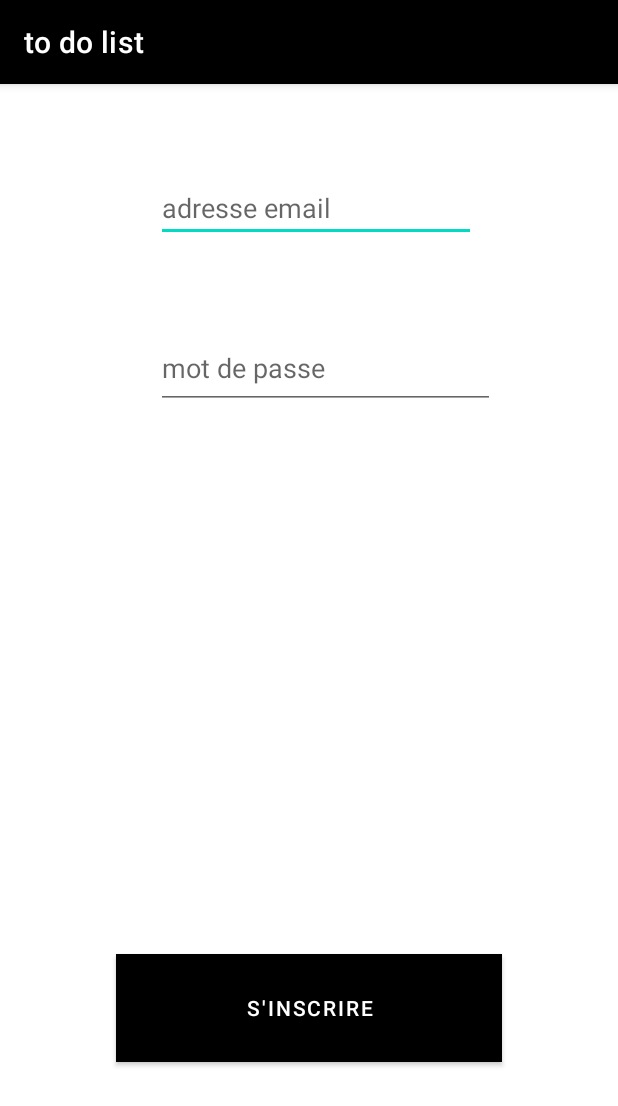
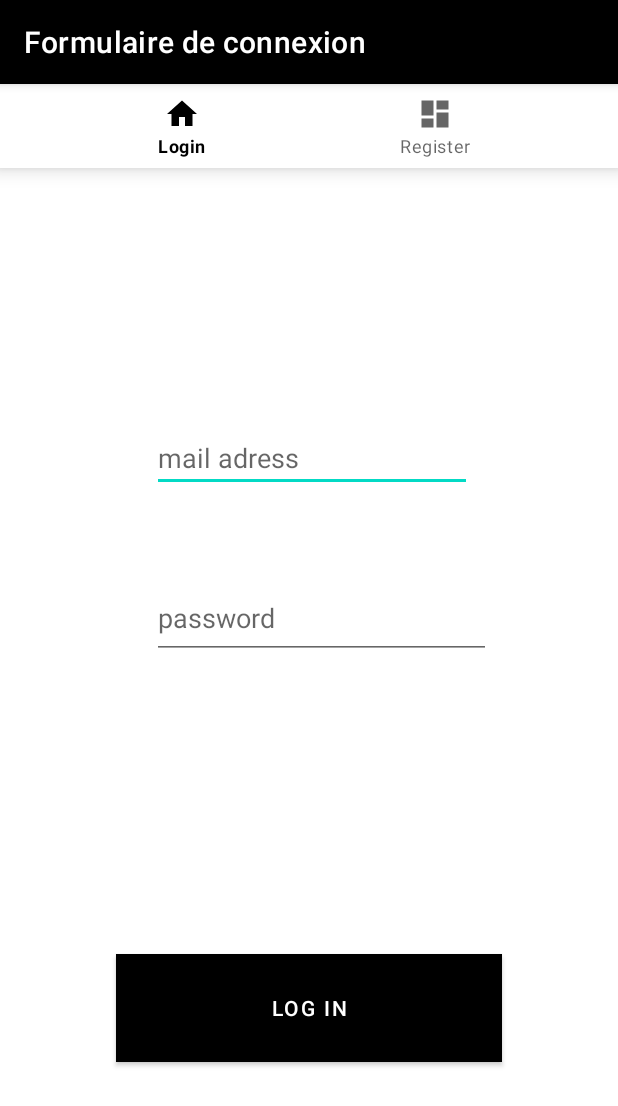
Before and after one commit to BertaudNathan/Android-ToDoList, an Android app: the screen it shows after launch (RegisterActivity before the commit, LoginRegisterActivity after it), on a phone screen of 412 x 824 dp. Shown: the top 1106 px of the screen. Run offline under Robolectric (Android 15) with nearby library versions, the phone set to English and light mode, and no system bars; our stand-ins replace navigation-ui.

Commit message:
register and login working

```diff
--- /dev/null
+++ b/app/src/main/java/com/example/todolist/LoginRegisterActivity.java
@@ -0,0 +1,38 @@
+package com.example.todolist;
+
+import android.os.Bundle;
+import android.widget.Toast;
+
+import androidx.appcompat.app.AppCompatActivity;
+import androidx.navigation.NavController;
+import androidx.navigation.Navigation;
+import androidx.navigation.ui.AppBarConfiguration;
+import androidx.navigation.ui.NavigationUI;
+
+import com.devmobile.todolistBertaudLeroi.R;
+import com.devmobile.todolistBertaudLeroi.databinding.ActivityLoginRegisterBinding;
+import com.google.android.material.bottomnavigation.BottomNavigationView;
+
+
+public class LoginRegisterActivity extends AppCompatActivity {
+    private ActivityLoginRegisterBinding binding;
+    @Override
+    protected void onCreate(Bundle savedInstanceState) {
+        super.onCreate(savedInstanceState);
+        binding = ActivityLoginRegisterBinding.inflate(getLayoutInflater());
+        setContentView(binding.getRoot());
+
+
+        BottomNavigationView navView = findViewById(R.id.nav_view_logReg);
+        // Passing each menu ID as a set of Ids because each
+        // menu should be considered as top level destinations.
+        AppBarConfiguration appBarConfiguration = new AppBarConfiguration.Builder(
+                R.id.navigation_login, R.id.navigation_register)
+                .build();
+        NavController navController = Navigation.findNavController(this, R.id.nav_host_fragment_activity_logReg);
+        NavigationUI.setupActionBarWithNavController(this, navController, appBarConfiguration);
+        NavigationUI.setupWithNavController(binding.navViewLogReg, navController);
+
+        Toast.makeText(this,"ta gueule", Toast.LENGTH_LONG).show();
+    }
+}
--- a/app/src/main/java/com/example/todolist/RegisterActivity.java
+++ /dev/null
@@ -1,37 +0,0 @@
-package com.example.todolist;
-
-import android.os.Bundle;
-import android.view.View;
-import android.widget.TextView;
-
-import androidx.activity.EdgeToEdge;
-import androidx.appcompat.app.AppCompatActivity;
-import androidx.core.graphics.Insets;
-import androidx.core.view.ViewCompat;
-import androidx.core.view.WindowInsetsCompat;
-
-import com.devmobile.todolistBertaudLeroi.R;
-import com.example.todolist.services.FirebaseService;
-
-public class RegisterActivity extends AppCompatActivity {
-
-    @Override
-    protected void onCreate(Bundle savedInstanceState) {
-        super.onCreate(savedInstanceState);
-        EdgeToEdge.enable(this);
-        setContentView(R.layout.activity_register);
-        ViewCompat.setOnApplyWindowInsetsListener(findViewById(R.id.main), (v, insets) -> {
-            Insets systemBars = insets.getInsets(WindowInsetsCompat.Type.systemBars());
-            v.setPadding(systemBars.left, systemBars.top, systemBars.right, systemBars.bottom);
-            return insets;
-        });
-    }
-
-
-    public void Register_Click(View view) {
-        FirebaseService fbs = new FirebaseService();
-        TextView email =  (TextView)findViewById(R.id.editTextTextEmailAddress);
-        TextView pwd =  (TextView)findViewById(R.id.editTextTextPassword);
-        fbs.createUser((String) email.getText(), (String) pwd.getText());
-    }
-}
--- /dev/null
+++ b/app/src/main/java/com/example/todolist/ui/LogReg/LogInFragment.java
@@ -0,0 +1,62 @@
+package com.example.todolist.ui.LogReg;
+
+import android.content.Intent;
+import android.os.Bundle;
+
+import androidx.fragment.app.Fragment;
+
+import android.util.Log;
+import android.view.LayoutInflater;
+import android.view.View;
+import android.view.ViewGroup;
+import android.widget.TextView;
+import android.widget.Toast;
+
+import com.devmobile.todolistBertaudLeroi.R;
+import com.example.todolist.MainActivity;
+import com.example.todolist.services.FirebaseService;
+import com.devmobile.todolistBertaudLeroi.databinding.FragmentLoginBinding;
+
+public class LogInFragment extends Fragment {
+    private FragmentLoginBinding binding;
+
+    @Override
+    public void onCreate(Bundle savedInstanceState) {
+        super.onCreate(savedInstanceState);
+
+    }
+
+    @Override
+    public View onCreateView(LayoutInflater inflater, ViewGroup container,
+                             Bundle savedInstanceState) {
+        // Utilisez uniquement le binding pour gérer la vue
+        binding = FragmentLoginBinding.inflate(inflater, container, false);
+
+        // Configurer le gestionnaire d'événements pour le bouton
+        binding.buttonLogin.setOnClickListener(this::LogIn_Click);
+
+        return binding.getRoot(); // Retourner la vue du binding
+    }
+
+    public void LogIn_Click(View view){
+        Log.d("ezdzfzfz", "LogIn_Click: erzefzefezzef");
+        FirebaseService fbs = new FirebaseService(this.getContext());
+        TextView email =  binding.editTextTextEmailAddress;
+        TextView pwd =  binding.editTextTextPassword;
+        if (email.getText().toString().isEmpty() || pwd.getText().toString().isEmpty()){
+            return ;
+        }
+        if (fbs.tryLogIn( email.getText().toString(),  pwd.getText().toString())){
+            Intent intent = new Intent(this.getContext(), MainActivity.class);
+            intent.addFlags(Intent.FLAG_ACTIVITY_NEW_TASK | Intent.FLAG_ACTIVITY_CLEAR_TASK);
+            startActivity(intent);
+        }
+        else{
+            Toast.makeText(this.getContext(), "Erreur de connexion", Toast.LENGTH_SHORT).show();
+        }
+    }
+
+    public void Register_Click(View view) {
+
+    }
+}
--- /dev/null
+++ b/app/src/main/res/layout/activity_login_register.xml
@@ -0,0 +1,33 @@
+<?xml version="1.0" encoding="utf-8"?>
+<androidx.constraintlayout.widget.ConstraintLayout xmlns:android="http://schemas.android.com/apk/res/android"
+    xmlns:app="http://schemas.android.com/apk/res-auto"
+    xmlns:tools="http://schemas.android.com/tools"
+    android:id="@+id/main"
+    android:layout_width="match_parent"
+    android:layout_height="match_parent"
+    tools:context="com.example.todolist.LoginRegisterActivity">
+
+    <com.google.android.material.bottomnavigation.BottomNavigationView
+        android:id="@+id/nav_view_logReg"
+        android:layout_width="0dp"
+        android:layout_height="wrap_content"
+        android:background="?android:attr/windowBackground"
+        app:layout_constraintLeft_toLeftOf="parent"
+        app:layout_constraintRight_toRightOf="parent"
+        app:layout_constraintTop_toTopOf="parent"
+        app:menu="@menu/top_log_reg_menu" />
+
+    <fragment
+        android:id="@+id/nav_host_fragment_activity_logReg"
+        android:name="androidx.navigation.fragment.NavHostFragment"
+        android:layout_width="match_parent"
+        android:layout_height="match_parent"
+        app:defaultNavHost="true"
+        app:layout_constraintBottom_toBottomOf="parent"
+        app:layout_constraintEnd_toEndOf="parent"
+        app:layout_constraintStart_toStartOf="parent"
+        app:layout_constraintTop_toTopOf="parent"
+        app:navGraph="@navigation/logreg_navigation"
+        />
+
+</androidx.constraintlayout.widget.ConstraintLayout>
--- /dev/null
+++ b/app/src/main/res/layout/fragment_login.xml
@@ -0,0 +1,69 @@
+<?xml version="1.0" encoding="utf-8"?>
+<androidx.constraintlayout.widget.ConstraintLayout xmlns:android="http://schemas.android.com/apk/res/android"
+    xmlns:app="http://schemas.android.com/apk/res-auto"
+    xmlns:tools="http://schemas.android.com/tools"
+    android:id="@+id/fragment_login"
+    android:layout_width="match_parent"
+    android:layout_height="match_parent"
+    tools:context="com.example.todolist.ui.">
+
+    <androidx.constraintlayout.widget.ConstraintLayout
+        android:layout_width="match_parent"
+        android:layout_height="match_parent">
+
+        <androidx.constraintlayout.widget.ConstraintLayout
+            android:layout_width="375dp"
+            android:layout_height="247dp"
+            app:layout_constraintBottom_toTopOf="@+id/buttonLogin"
+            app:layout_constraintEnd_toEndOf="parent"
+            app:layout_constraintHorizontal_bias="0.444"
+            app:layout_constraintStart_toStartOf="parent"
+            app:layout_constraintTop_toTopOf="parent">
+
+            <EditText
+                android:id="@+id/editTextTextEmailAddress"
+                android:layout_width="wrap_content"
+                android:layout_height="45dp"
+                android:layout_marginStart="85dp"
+                android:layout_marginTop="60dp"
+                android:layout_marginEnd="80dp"
+                android:ems="10"
+                android:hint="mail adress"
+                android:inputType="textEmailAddress"
+                app:layout_constraintEnd_toEndOf="parent"
+                app:layout_constraintHorizontal_bias="0.0"
+                app:layout_constraintStart_toStartOf="parent"
+                app:layout_constraintTop_toTopOf="parent" />
+
+            <EditText
+                android:id="@+id/editTextTextPassword"
+                android:layout_width="226dp"
+                android:layout_height="54dp"
+                android:contentDescription="password"
+                android:ems="10"
+                android:hint="password"
+                android:inputType="textPassword"
+                app:layout_constraintBottom_toBottomOf="parent"
+                app:layout_constraintEnd_toEndOf="parent"
+                app:layout_constraintHorizontal_bias="0.57"
+                app:layout_constraintStart_toStartOf="parent"
+                app:layout_constraintTop_toBottomOf="@+id/editTextTextEmailAddress"
+                app:layout_constraintVertical_bias="0.65" />
+        </androidx.constraintlayout.widget.ConstraintLayout>
+
+        <Button
+            android:id="@+id/buttonLogin"
+            android:layout_width="257dp"
+            android:layout_height="72dp"
+            android:layout_marginBottom="116dp"
+            android:background="@color/black"
+            android:backgroundTint="@color/black"
+            android:text="Log in"
+            app:layout_constraintBottom_toBottomOf="parent"
+            app:layout_constraintEnd_toEndOf="parent"
+            app:layout_constraintStart_toStartOf="parent"
+            app:rippleColor="@color/black" />
+
+    </androidx.constraintlayout.widget.ConstraintLayout>
+
+</androidx.constraintlayout.widget.ConstraintLayout>
--- a/app/src/main/res/layout/activity_register.xml
+++ b/app/src/main/res/layout/fragment_register.xml
@@ -2,10 +2,10 @@
 <androidx.constraintlayout.widget.ConstraintLayout xmlns:android="http://schemas.android.com/apk/res/android"
     xmlns:app="http://schemas.android.com/apk/res-auto"
     xmlns:tools="http://schemas.android.com/tools"
-    android:id="@+id/main"
+    android:id="@+id/fragment_register"
     android:layout_width="match_parent"
     android:layout_height="match_parent"
-    tools:context="com.example.todolist.RegisterActivity">
+    tools:context="com.example.todolist.ui.">
 
     <androidx.constraintlayout.widget.ConstraintLayout
         android:layout_width="match_parent"
@@ -14,9 +14,11 @@
         <androidx.constraintlayout.widget.ConstraintLayout
             android:layout_width="375dp"
             android:layout_height="247dp"
+            app:layout_constraintBottom_toTopOf="@+id/buttonRegister"
             app:layout_constraintEnd_toEndOf="parent"
+            app:layout_constraintHorizontal_bias="0.444"
             app:layout_constraintStart_toStartOf="parent"
-            tools:layout_editor_absoluteY="466dp">
+            app:layout_constraintTop_toTopOf="parent">
 
             <EditText
                 android:id="@+id/editTextTextEmailAddress"
@@ -26,7 +28,7 @@
                 android:layout_marginTop="60dp"
                 android:layout_marginEnd="80dp"
                 android:ems="10"
-                android:hint="adresse email"
+                android:hint="mail adress"
                 android:inputType="textEmailAddress"
                 app:layout_constraintEnd_toEndOf="parent"
                 app:layout_constraintHorizontal_bias="0.0"
@@ -37,9 +39,9 @@
                 android:id="@+id/editTextTextPassword"
                 android:layout_width="226dp"
                 android:layout_height="54dp"
-                android:contentDescription="mot de passe"
+                android:contentDescription="password"
                 android:ems="10"
-                android:hint="mot de passe"
+                android:hint="password"
                 android:inputType="textPassword"
                 app:layout_constraintBottom_toBottomOf="parent"
                 app:layout_constraintEnd_toEndOf="parent"
@@ -50,18 +52,18 @@
         </androidx.constraintlayout.widget.ConstraintLayout>
 
         <Button
-            android:id="@+id/button2"
+            android:id="@+id/buttonRegister"
             android:layout_width="257dp"
             android:layout_height="72dp"
             android:layout_marginBottom="116dp"
             android:background="@color/black"
             android:backgroundTint="@color/black"
-            android:onClick="Register_Click"
-            android:text="S'inscrire"
+            android:text="Register"
             app:layout_constraintBottom_toBottomOf="parent"
             app:layout_constraintEnd_toEndOf="parent"
             app:layout_constraintStart_toStartOf="parent"
             app:rippleColor="@color/black" />
+
     </androidx.constraintlayout.widget.ConstraintLayout>
 
 </androidx.constraintlayout.widget.ConstraintLayout>
--- /dev/null
+++ b/app/src/main/res/menu/top_log_reg_menu.xml
@@ -0,0 +1,14 @@
+<?xml version="1.0" encoding="utf-8"?>
+<menu xmlns:android="http://schemas.android.com/apk/res/android">
+
+    <item
+        android:id="@+id/navigation_login"
+        android:icon="@drawable/ic_home_black_24dp"
+        android:title="@string/login" />
+
+    <item
+        android:id="@+id/navigation_register"
+        android:icon="@drawable/ic_dashboard_black_24dp"
+        android:title="@string/Register" />
+
+</menu>
--- /dev/null
+++ b/app/src/main/res/navigation/logreg_navigation.xml
@@ -0,0 +1,17 @@
+<?xml version="1.0" encoding="utf-8"?>
+<navigation xmlns:android="http://schemas.android.com/apk/res/android"
+    xmlns:app="http://schemas.android.com/apk/res-auto"
+    xmlns:tools="http://schemas.android.com/tools"
+    android:id="@+id/logreg_navigation"
+    app:startDestination="@id/navigation_login">
+    <fragment
+        android:id="@+id/navigation_register"
+        android:name="com.example.todolist.ui.LogReg.RegisterFragment"
+        android:label="Formulaire d'inscription"
+        tools:layout="@layout/fragment_register" />
+    <fragment
+        android:id="@+id/navigation_login"
+        android:name="com.example.todolist.ui.LogReg.LogInFragment"
+        android:label="Formulaire de connexion"
+        tools:layout="@layout/fragment_login" />
+</navigation>
--- a/app/src/main/res/values/strings.xml
+++ b/app/src/main/res/values/strings.xml
@@ -12,4 +12,9 @@
     <string name="invalid_username">Not a valid username</string>
     <string name="invalid_password">Password must be >5 characters</string>
     <string name="login_failed">"Login failed"</string>
+    <string name="register">Register</string>
+    <string name="Register">Register</string>
+    <string name="login">Login</string>
+    <!-- TODO: Remove or change this placeholder text -->
+    <string name="hello_blank_fragment">Hello blank fragment</string>
 </resources>
```
Also changed, not shown: app/src/main/AndroidManifest.xml (+11 -10 lines), app/src/main/java/com/example/todolist/MainActivity.java (+14 -0 lines), app/src/main/java/com/example/todolist/services/FirebaseService.java (+54 -2 lines), app/src/main/java/com/example/todolist/ui/LogReg/RegisterFragment.java (added, +58 -0 lines).
